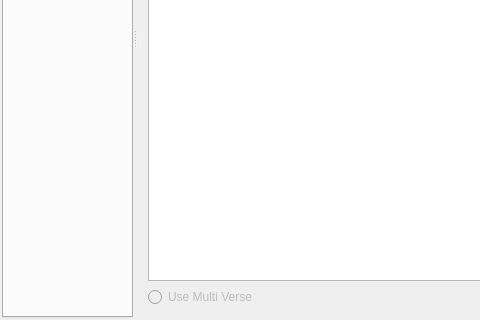
Qt form src/softprojector.ui (SoftProjector/src) before a commit; both pictures show x 0 to 480 and y 280 to 600 of the 900 by 600 pixel window.
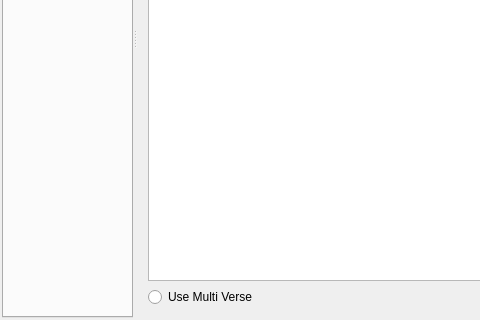
The same form after that commit. Icons and pictures are not drawn.

What changed in the file:
```diff
--- a/src/softprojector.ui
+++ b/src/softprojector.ui
@@ -119,9 +119,6 @@
         </item>
         <item row="3" column="0" colspan="2">
          <widget class="QRadioButton" name="rbMultiVerse">
-          <property name="enabled">
-           <bool>false</bool>
-          </property>
           <property name="text">
            <string>Use Multi Verse</string>
           </property>
```
